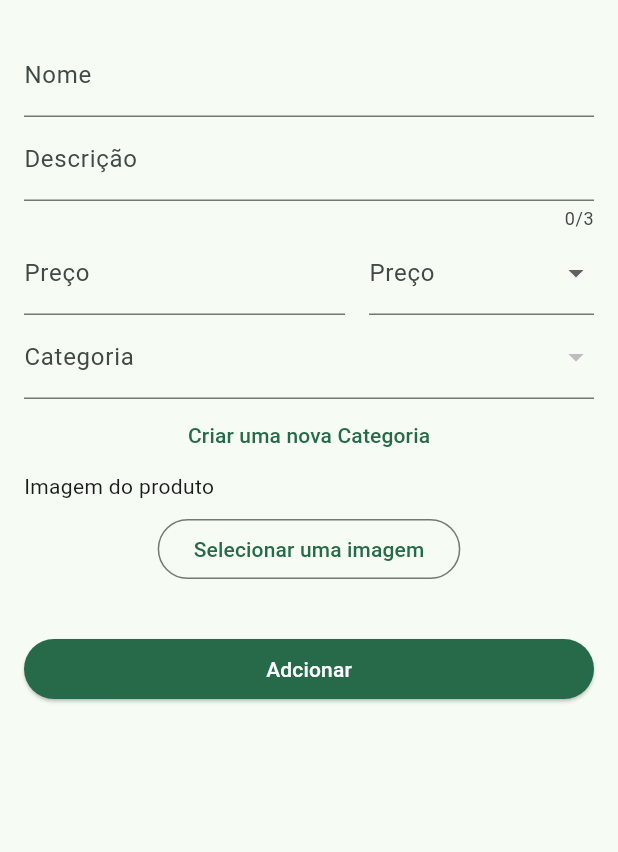
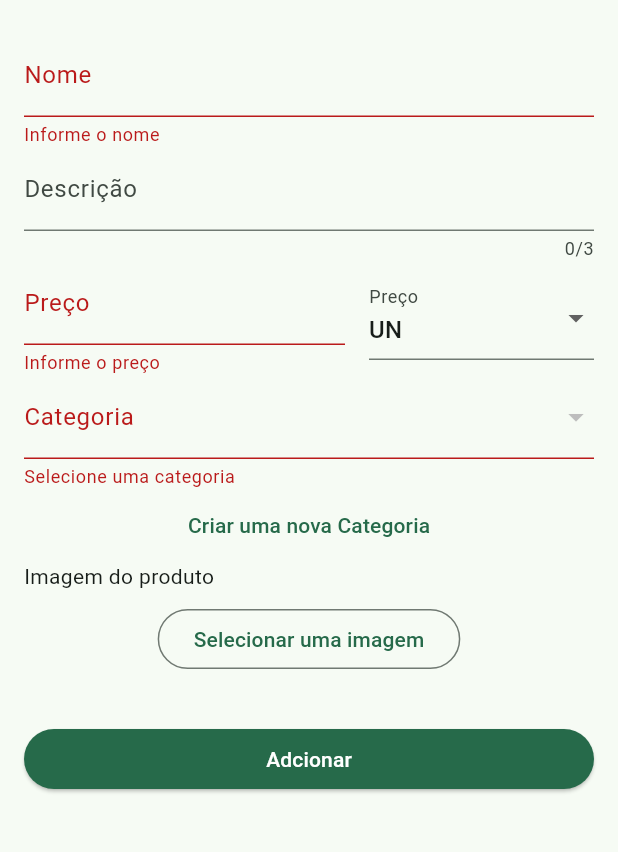
Before and after one commit to GermanoCesarSS/app_painel_hortifruti_pratico, a Flutter app: the ProductPage screen opened by its route, after a tap on "Adcionar", on a phone screen of 412 x 824 dp, the part 63-915 px from its top. Run offline on Flutter 3.47's test engine with Material 3 defaults, Android fonts, the phone set to English and light mode, and no system bars; our stand-ins replace dio, file_picker, get, get_storage, transparent_image; accounts and stored records are empty; network calls fail.

Commit message:
Aula 170

```diff
--- /dev/null
+++ b/lib/app/data/models/product_request.module.dart
@@ -0,0 +1,54 @@
+import 'package:file_picker/file_picker.dart';
+
+class ProductRequestModel {
+  int? id;
+  String name;
+  num price;
+  String unitOfMeasure;
+  String? description;
+  PlatformFile? imagem;
+  int categoryId;
+
+  bool get isKg => unitOfMeasure == 'KG';
+
+  ProductRequestModel({
+    this.id,
+    required this.name,
+    required this.price,
+    required this.unitOfMeasure,
+    this.imagem,
+    this.description,
+    required this.categoryId,
+  });
+
+  factory ProductRequestModel.fromJson(Map<String, dynamic> json) {
+    // Converte 'preco' para num, caso seja uma String
+    num parsedPrice;
+    if (json['preco'] is String) {
+      parsedPrice = num.tryParse(json['preco']) ?? 0;
+    } else if (json['preco'] is num) {
+      parsedPrice = json['preco'];
+    } else {
+      parsedPrice = 0; // Valor padrão caso o tipo seja inesperado
+    }
+
+    return ProductRequestModel(
+      id: json['id'],
+      name: json['nome'],
+      price: parsedPrice,
+      unitOfMeasure: json['unidade'],
+      imagem: json['imagem'] ?? '',
+      categoryId: json['categoria_id'],
+      description: json['descricao'],
+    );
+  }
+
+  Map<String, dynamic> toJson() => {
+        'nome': name,
+        'descricao': description,
+        'preco': price,
+        'unidade': unitOfMeasure,
+        'categoria_id': categoryId,
+        'posicao': 1,
+      };
+}
--- a/lib/app/modules/product/controller.dart
+++ b/lib/app/modules/product/controller.dart
@@ -1,4 +1,5 @@
 import 'package:app_painel_hortifruti_pratico/app/data/models/category.module.dart';
+import 'package:app_painel_hortifruti_pratico/app/data/models/product_request.module.dart';
 import 'package:app_painel_hortifruti_pratico/app/modules/product/repository.dart';
 import 'package:app_painel_hortifruti_pratico/app/modules/product/widgts/new_category/page.dart';
 import 'package:file_picker/file_picker.dart';
@@ -9,10 +10,14 @@ class ProductController extends GetxController {
   final ProductRepository _repository;
   ProductController(this._repository);
 
+  final formKey = GlobalKey<FormState>();
+  final loading = RxBool(false);
+
   final nameController = TextEditingController();
   final descriptionController = TextEditingController();
   final priceController = TextEditingController();
 
+  final unitOfMeasure = RxString('UN');
   final image = Rxn<PlatformFile>();
   final categoryList = RxList<CategoryModel>.empty();
   final categoryId = RxnInt();
@@ -30,6 +35,10 @@ class ProductController extends GetxController {
     });
   }
 
+  changeunitOfMeasure(String? value) {
+    unitOfMeasure.value = value!;
+  }
+
   changeCategory(int? categorySelected) {
     categoryId.value = categorySelected;
   }
@@ -45,6 +54,33 @@ class ProductController extends GetxController {
     }
   }
 
+  void onAdd() {
+    Get.focusScope!.unfocus();
+
+    if (!formKey.currentState!.validate()) {
+      return;
+    }
+
+    var productRequest = ProductRequestModel(
+      name: nameController.text,
+      description: descriptionController.text,
+      price: double.parse(priceController.text),
+      unitOfMeasure: unitOfMeasure.value,
+      categoryId: categoryId.value!,
+      imagem: image.value,
+    );
+    loading.value = true;
+    _repository.postProduct(productRequest).then((value) async {
+      Get.back();
+    }, onError: (error) {
+      Get.dialog(
+        AlertDialog(
+          title: Text(error.toString()),
+        ),
+      );
+    }).whenComplete(() => loading.value = false);
+  }
+
   void goToNewCategory() {
     Get.dialog(NewCategoryWidget());
   }
--- a/lib/app/modules/product/page.dart
+++ b/lib/app/modules/product/page.dart
@@ -54,8 +54,25 @@ class ProductPage extends GetResponsiveView<ProductController> {
         Expanded(
           child: Padding(
             padding: const EdgeInsets.symmetric(vertical: 16.0),
-            child:
-                ElevatedButton(onPressed: () {}, child: const Text('Adcionar')),
+            child: Obx(() {
+              if (controller.loading.isTrue) {
+                return const ElevatedButton(
+                  onPressed: null,
+                  child: SizedBox(
+                    width: 18.0,
+                    height: 18.0,
+                    child: CircularProgressIndicator(
+                      strokeWidth: 2,
+                    ),
+                  ),
+                );
+              }
+
+              return ElevatedButton(
+                onPressed: controller.onAdd,
+                child: const Text('Adcionar'),
+              );
+            }),
           ),
         ),
       ],
@@ -64,6 +81,7 @@ class ProductPage extends GetResponsiveView<ProductController> {
 
   Form _buildForm() {
     return Form(
+      key: controller.formKey,
       child: Column(
         children: [
           TextFormField(
@@ -100,12 +118,13 @@ class ProductPage extends GetResponsiveView<ProductController> {
               SizedBox(
                 width: 150.00,
                 child: DropdownButtonFormField(
+                  value: controller.unitOfMeasure.value,
                   decoration: InputDecoration(labelText: 'Preço'),
                   items: ['UN', 'KG']
                       .map((String unit) =>
                           DropdownMenuItem(value: unit, child: Text(unit)))
                       .toList(),
-                  onChanged: (value) {},
+                  onChanged: controller.changeunitOfMeasure,
                 ),
               ),
             ],
--- a/lib/app/modules/product/repository.dart
+++ b/lib/app/modules/product/repository.dart
@@ -1,5 +1,7 @@
 
 import 'package:app_painel_hortifruti_pratico/app/data/models/category.module.dart';
+import 'package:app_painel_hortifruti_pratico/app/data/models/product.module.dart';
+import 'package:app_painel_hortifruti_pratico/app/data/models/product_request.module.dart';
 import 'package:app_painel_hortifruti_pratico/app/data/providers/api.dart';
 
 class ProductRepository {
@@ -10,4 +12,6 @@ ProductRepository(this._api);
 
  Future<List<CategoryModel>> getCategories() => _api.getCategories();
 
+ Future<ProductModel> postProduct(ProductRequestModel produtoRequest) => _api.postProduct(produtoRequest);
+
 }
```
Also changed, not shown: lib/app/data/providers/api.dart (+18 -0 lines).
